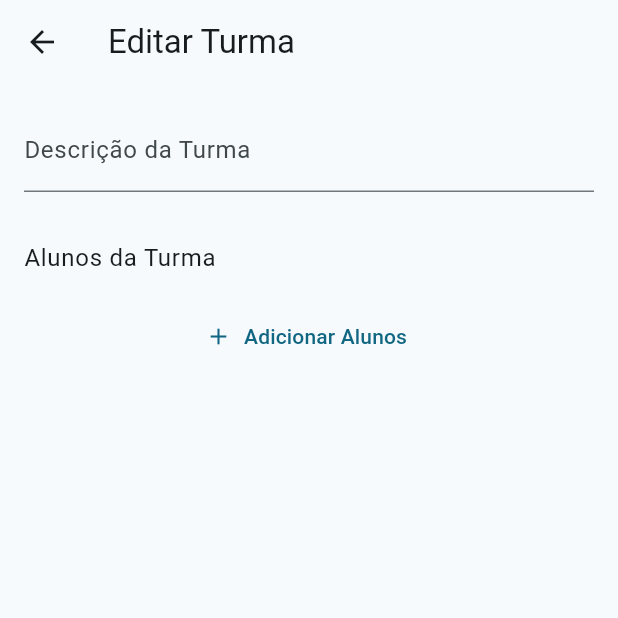
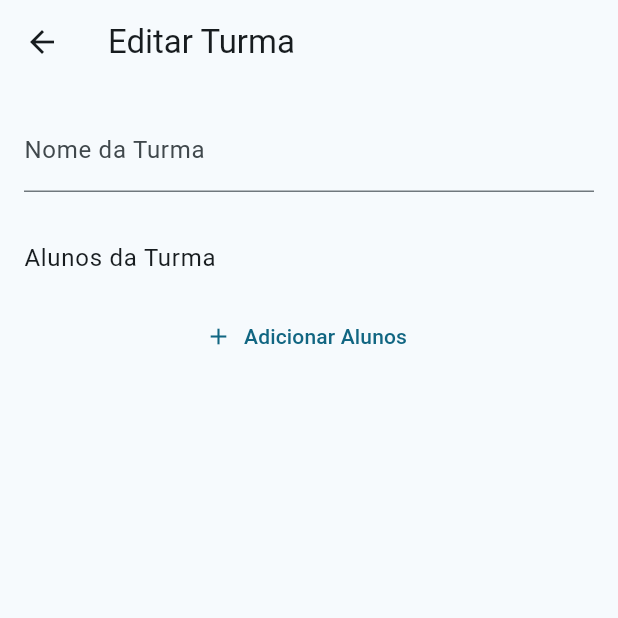
Before and after one commit to santos-savio/Toque-Musical, a Flutter app: the EditTurmaPage screen opened directly with empty values, on a phone screen of 412 x 824 dp, the top half of it. Run offline on Flutter 3.47's test engine with Material 3 defaults, Android fonts, the phone set to English and light mode, and no system bars; our stand-ins replace sqflite; accounts and stored records are empty.

Commit message:
Update edit_turma_page.dart
Corrigido a edição do nome da turma, onde estava escrito descrição ao invés de nome.

```diff
--- a/lib/turmas/edit_turma_page.dart
+++ b/lib/turmas/edit_turma_page.dart
@@ -149,7 +149,7 @@ class _EditTurmaPageState extends State<EditTurmaPage> {
             child: TextField(
               controller: _turmaDescricaoController,
               decoration:
-                  const InputDecoration(labelText: 'Descrição da Turma'),
+                  const InputDecoration(labelText: 'Nome da Turma'),
             ),
           ),
           Expanded(
```
